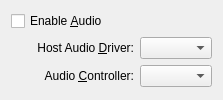
First picture: the form in vbox/src/VBox/Frontends/VirtualBox/src/settings/machine/UIMachineSettingsAudio.ui, repository jljuxgm/vboxgit, before the edit.
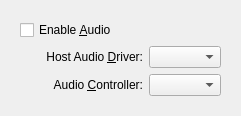
Second picture: the form after the edit.

Commit message:
commit_46631 ------------------------------------------------------------------------ r46631 | vboxsync | 2013-06-19 00:53:40 +0800 (Wed, 19 Jun 2013) | 1 line
FE/Qt: Machine settings: Audio page: Cleanup (part 4).
------------------------------------------------------------------------

```diff
--- a/vbox/src/VBox/Frontends/VirtualBox/src/settings/machine/UIMachineSettingsAudio.ui
+++ b/vbox/src/VBox/Frontends/VirtualBox/src/settings/machine/UIMachineSettingsAudio.ui
@@ -14,6 +14,9 @@
  </comment>
  <class>UIMachineSettingsAudio</class>
  <widget class="QWidget" name="UIMachineSettingsAudio">
+  <layout class="QVBoxLayout" name="m_pMainLayout">
+   <item>
+    <widget class="QWidget" name="m_pContainerAudioOptions">
   <layout class="QGridLayout">
    <item row="0" column="0" colspan="2">
     <widget class="QCheckBox" name="mGbAudio">
@@ -102,7 +105,10 @@
      </layout>
     </widget>
    </item>
-   <item row="2" column="0" colspan="2">
+     </layout>
+    </widget>
+   </item>
+   <item>
     <spacer>
      <property name="orientation">
       <enum>Qt::Vertical</enum>
```
Left out of the diff: 2 changed lines with no effect on the pictures. Lines whose indentation alone changed are shown as unchanged. The commit also changes 1 other file.
